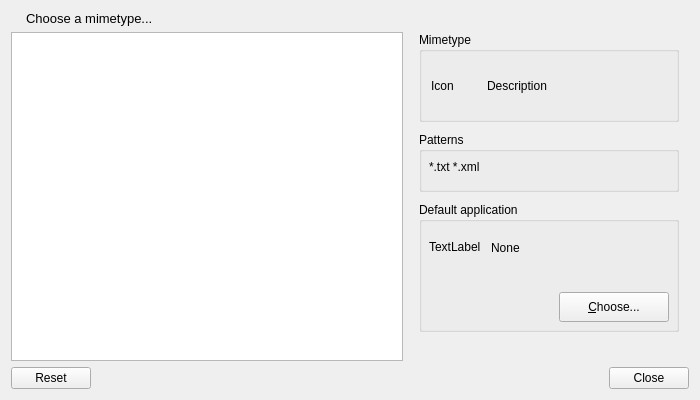
Before: the Qt Designer form razor-config-file-associations/mimetypeviewer.ui in lxqt/lxqt-config, drawn with Qt 5.
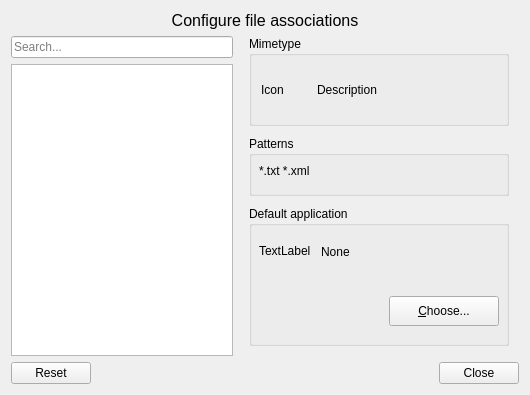
After: the same form once the commit is applied.

Commit message: Added search functionality to config-file-associations, MimetypeViewer

What changed in the file:
```diff
--- a/razor-config-file-associations/mimetypeviewer.ui
+++ b/razor-config-file-associations/mimetypeviewer.ui
@@ -6,21 +6,90 @@
    <rect>
     <x>0</x>
     <y>0</y>
-    <width>700</width>
-    <height>400</height>
+    <width>530</width>
+    <height>395</height>
    </rect>
   </property>
   <property name="minimumSize">
    <size>
-    <width>480</width>
-    <height>340</height>
+    <width>530</width>
+    <height>395</height>
    </size>
   </property>
   <property name="windowTitle">
    <string>Mimetypes</string>
   </property>
   <layout class="QGridLayout" name="gridLayout">
-   <item row="2" column="1">
+   <item row="3" column="0">
+    <widget class="QTreeView" name="mimetypeTreeView">
+     <property name="sizePolicy">
+      <sizepolicy hsizetype="MinimumExpanding" vsizetype="MinimumExpanding">
+       <horstretch>0</horstretch>
+       <verstretch>0</verstretch>
+      </sizepolicy>
+     </property>
+     <property name="minimumSize">
+      <size>
+       <width>180</width>
+       <height>280</height>
+      </size>
+     </property>
+     <property name="editTriggers">
+      <set>QAbstractItemView::NoEditTriggers</set>
+     </property>
+     <property name="showDropIndicator" stdset="0">
+      <bool>false</bool>
+     </property>
+     <property name="headerHidden">
+      <bool>true</bool>
+     </property>
+     <property name="expandsOnDoubleClick">
+      <bool>false</bool>
+     </property>
+     <attribute name="headerVisible">
+      <bool>false</bool>
+     </attribute>
+     <attribute name="headerDefaultSectionSize">
+      <number>0</number>
+     </attribute>
+     <attribute name="headerMinimumSectionSize">
+      <number>500</number>
+     </attribute>
+    </widget>
+   </item>
+   <item row="4" column="0" colspan="2">
+    <widget class="QDialogButtonBox" name="dialogButtonBox">
+     <property name="standardButtons">
+      <set>QDialogButtonBox::Close|QDialogButtonBox::Reset</set>
+     </property>
+    </widget>
+   </item>
+   <item row="1" column="0" colspan="2">
+    <widget class="QLabel" name="label">
+     <property name="font">
+      <font>
+       <pointsize>12</pointsize>
+      </font>
+     </property>
+     <property name="text">
+      <string>Configure file associations</string>
+     </property>
+     <property name="alignment">
+      <set>Qt::AlignCenter</set>
+     </property>
+     <property name="indent">
+      <number>0</number>
+     </property>
+    </widget>
+   </item>
+   <item row="2" column="0">
+    <widget class="QLineEdit" name="searchTermLineEdit">
+     <property name="placeholderText">
+      <string>Search...</string>
+     </property>
+    </widget>
+   </item>
+   <item row="2" column="1" rowspan="2">
     <widget class="QFrame" name="frame">
      <property name="enabled">
       <bool>true</bool>
@@ -49,7 +118,7 @@
         <x>10</x>
         <y>170</y>
         <width>260</width>
-        <height>130</height>
+        <height>140</height>
        </rect>
       </property>
       <property name="title">
@@ -197,65 +266,6 @@
      </widget>
     </widget>
    </item>
-   <item row="1" column="0">
-    <widget class="QLabel" name="label">
-     <property name="font">
-      <font>
-       <pointsize>10</pointsize>
-      </font>
-     </property>
-     <property name="text">
-      <string>Choose a mimetype...</string>
-     </property>
-     <property name="indent">
-      <number>15</number>
-     </property>
-    </widget>
-   </item>
-   <item row="3" column="0" colspan="2">
-    <widget class="QDialogButtonBox" name="dialogButtonBox">
-     <property name="standardButtons">
-      <set>QDialogButtonBox::Close|QDialogButtonBox::Reset</set>
-     </property>
-    </widget>
-   </item>
-   <item row="2" column="0">
-    <widget class="QTreeView" name="mimetypeTreeView">
-     <property name="sizePolicy">
-      <sizepolicy hsizetype="MinimumExpanding" vsizetype="MinimumExpanding">
-       <horstretch>0</horstretch>
-       <verstretch>0</verstretch>
-      </sizepolicy>
-     </property>
-     <property name="minimumSize">
-      <size>
-       <width>180</width>
-       <height>280</height>
-      </size>
-     </property>
-     <property name="editTriggers">
-      <set>QAbstractItemView::NoEditTriggers</set>
-     </property>
-     <property name="showDropIndicator" stdset="0">
-      <bool>false</bool>
-     </property>
-     <property name="headerHidden">
-      <bool>true</bool>
-     </property>
-     <property name="expandsOnDoubleClick">
-      <bool>false</bool>
-     </property>
-     <attribute name="headerVisible">
-      <bool>false</bool>
-     </attribute>
-     <attribute name="headerDefaultSectionSize">
-      <number>0</number>
-     </attribute>
-     <attribute name="headerMinimumSectionSize">
-      <number>500</number>
-     </attribute>
-    </widget>
-   </item>
   </layout>
  </widget>
  <resources/>
```
The commit also changes 4 other files.
